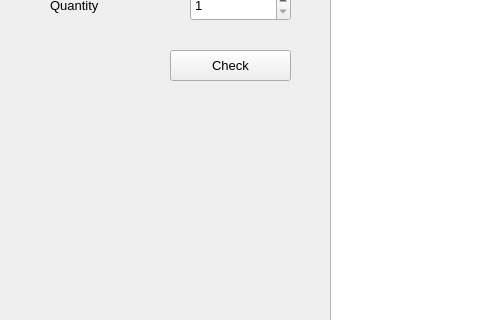
This is pharmacist_window/pharmacist_window.ui in osamamuhammad3623/pharmacy_management_system as Qt 5 draws it before an edit; both pictures show x 0 to 480 and y 210 to 530 of the 799 by 675 pixel window. The edited form follows.
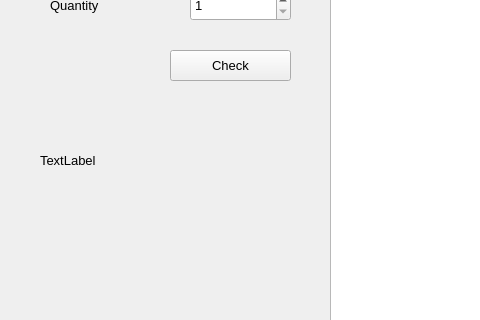
This is the edited form.

Diff of the .ui file:
```diff
--- a/pharmacist_window/pharmacist_window.ui
+++ b/pharmacist_window/pharmacist_window.ui
@@ -232,6 +232,24 @@
     <string>Medicine ID</string>
    </property>
   </widget>
+  <widget class="QLabel" name="msg">
+   <property name="geometry">
+    <rect>
+     <x>40</x>
+     <y>280</y>
+     <width>291</width>
+     <height>181</height>
+    </rect>
+   </property>
+   <property name="font">
+    <font>
+     <pointsize>10</pointsize>
+    </font>
+   </property>
+   <property name="text">
+    <string>TextLabel</string>
+   </property>
+  </widget>
  </widget>
  <resources/>
  <connections/>
```
